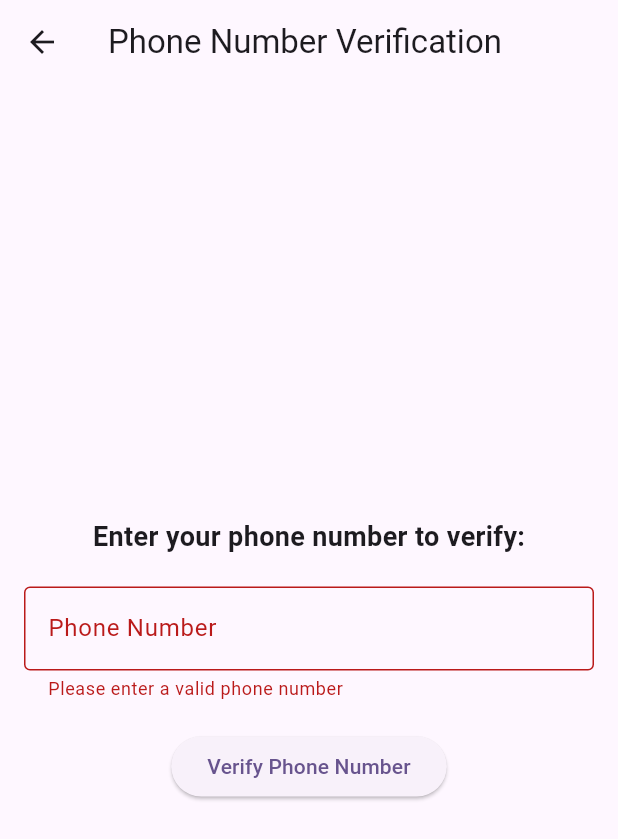
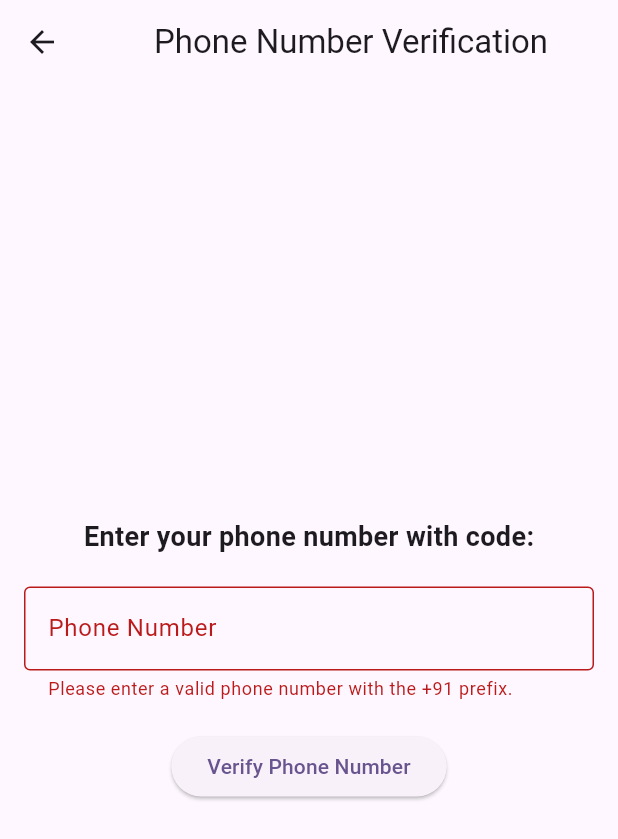
Before and after one commit to Abeersha/Zartek_Project, a Flutter app: the PhoneNumberInputScreen screen opened directly, after a tap on "Verify Phone Number", on a phone screen of 412 x 824 dp. Shown: the top 839 px of the screen. Run offline on Flutter 3.47's test engine with Material 2 defaults, Android fonts, the light colour scheme and no system bars; our stand-ins replace firebase_auth, firebase_core, get, google_sign_in; accounts and stored records are empty; network calls fail.

Commit message:
next commit

```diff
--- a/lib/view/cartpage.dart
+++ b/lib/view/cartpage.dart
@@ -57,7 +57,7 @@ class Cartpage extends StatelessWidget {
                       ),
                     ),
                     SizedBox(
-                      height: 280,
+                      height: 300,
                       child: GetBuilder<FoodMenuController>(
                         init: FoodMenuController(),
                         initState: (_) {},
--- a/lib/view/phoneauthscreen.dart
+++ b/lib/view/phoneauthscreen.dart
@@ -26,7 +26,7 @@ class _PhoneNumberInputScreenState extends State<PhoneNumberInputScreen> {
   Widget build(BuildContext context) {
     return Scaffold(
       appBar: AppBar(
-        title: const Text('Phone Number Verification'),
+        title: const Center(child: Text('Phone Number Verification')),
       ),
       body: Padding(
         padding: const EdgeInsets.all(16.0),
@@ -36,7 +36,7 @@ class _PhoneNumberInputScreenState extends State<PhoneNumberInputScreen> {
             mainAxisAlignment: MainAxisAlignment.center,
             children: <Widget>[
               const Text(
-                'Enter your phone number to verify:',
+                'Enter your phone number with code:',
                 style: TextStyle(fontSize: 18, fontWeight: FontWeight.bold),
               ),
               const SizedBox(height: 20),
@@ -49,9 +49,13 @@ class _PhoneNumberInputScreenState extends State<PhoneNumberInputScreen> {
                     phoneNumberController, // Use a controller to capture input
                 keyboardType: TextInputType.phone,
                 validator: (value) {
-                  if (value == null || value.isEmpty) {
-                    return 'Please enter a valid phone number';
+                  final phoneNumber = value?.trim();
+                  if (phoneNumber == null ||
+                      phoneNumber.isEmpty ||
+                      !phoneNumber.startsWith('+91')) {
+                    return 'Please enter a valid phone number with the +91 prefix.';
                   }
+
                   return null;
                 },
               ),
```
Also changed, not shown: lib/Sevices/fire_functions.dart (+7 -8 lines), lib/view/homescreen.dart (+7 -7 lines).
